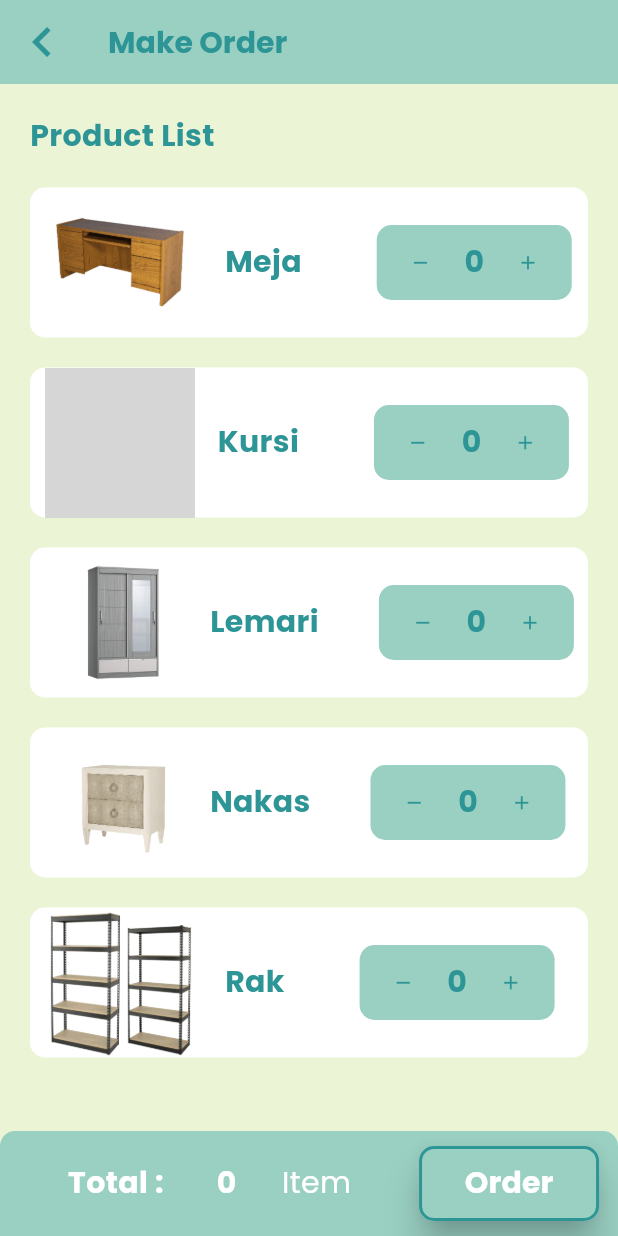
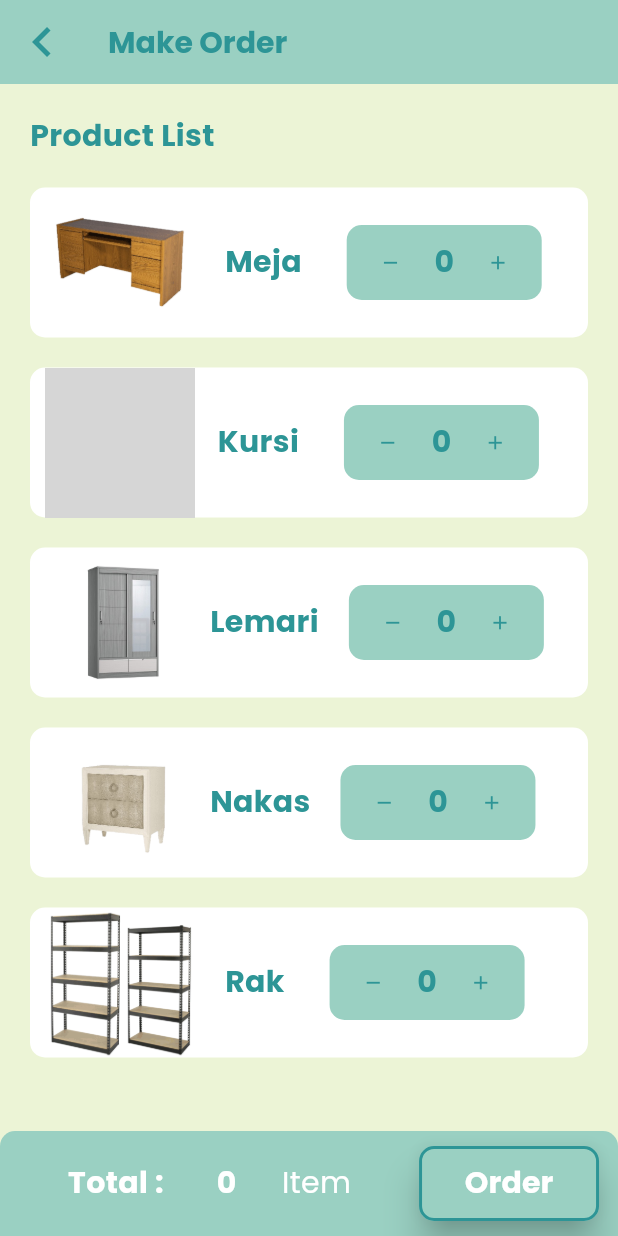
Before and after one commit to martoonio/InventoryManagement-LaySTI, a Flutter app: the HomeProduction screen opened directly, after a tap on "Make Order", on a phone screen of 412 x 824 dp. Run offline on Flutter 3.47's test engine with Material 3 defaults, Android fonts, the light colour scheme and no system bars; our stand-ins replace email_validator, firebase_auth, firebase_core, firebase_database, firebase_storage, flutter_svg and 3 more; missing offline and left inert: restart_app; accounts and stored records are empty; grey boxes are pictures that could not be loaded.

Commit message:
fix: ui user

```diff
--- a/lib/order/makeOrder.dart
+++ b/lib/order/makeOrder.dart
@@ -396,7 +396,7 @@ class _MakeOrderState extends State<MakeOrder> {
                     Container(
                       width: 130,
                       height: 50,
-                      margin: EdgeInsets.only(left: 30),
+                      margin: EdgeInsets.only(left: 10),
                       decoration: BoxDecoration(
                         color: kSecondaryColor,
                         borderRadius: BorderRadius.circular(10),
@@ -481,7 +481,7 @@ class _MakeOrderState extends State<MakeOrder> {
                     Container(
                       width: 130,
                       height: 50,
-                      margin: EdgeInsets.only(left: 30),
+                      margin: EdgeInsets.only(left: 10),
                       decoration: BoxDecoration(
                         color: kSecondaryColor,
                         borderRadius: BorderRadius.circular(10),
@@ -566,7 +566,7 @@ class _MakeOrderState extends State<MakeOrder> {
                     Container(
                       width: 130,
                       height: 50,
-                      margin: EdgeInsets.only(left: 30),
+                      margin: EdgeInsets.only(left: 10),
                       decoration: BoxDecoration(
                         color: kSecondaryColor,
                         borderRadius: BorderRadius.circular(10),
@@ -651,7 +651,7 @@ class _MakeOrderState extends State<MakeOrder> {
                     Container(
                       width: 130,
                       height: 50,
-                      margin: EdgeInsets.only(left: 30),
+                      margin: EdgeInsets.only(left: 10),
                       decoration: BoxDecoration(
                         color: kSecondaryColor,
                         borderRadius: BorderRadius.circular(10),
@@ -736,7 +736,7 @@ class _MakeOrderState extends State<MakeOrder> {
                     Container(
                       width: 130,
                       height: 50,
-                      margin: EdgeInsets.only(left: 30),
+                      margin: EdgeInsets.only(left: 10),
                       decoration: BoxDecoration(
                         color: kSecondaryColor,
                         borderRadius: BorderRadius.circular(10),
--- a/lib/pages/homeProduction.dart
+++ b/lib/pages/homeProduction.dart
@@ -70,7 +70,7 @@ class _HomeProductionState extends State<HomeProduction> {
                       Text(
                         "Make Order",
                         style: GoogleFonts.poppins(
-                          fontSize: 40,
+                          fontSize: 30,
                           fontWeight: FontWeight.bold,
                           color: Colors.white,
                         ),
@@ -110,7 +110,7 @@ class _HomeProductionState extends State<HomeProduction> {
                       Text(
                         "History",
                         style: GoogleFonts.poppins(
-                          fontSize: 40,
+                          fontSize: 30,
                           fontWeight: FontWeight.bold,
                           color: Colors.white,
                         ),
```
